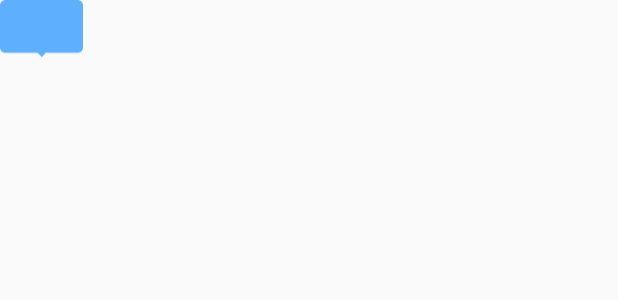
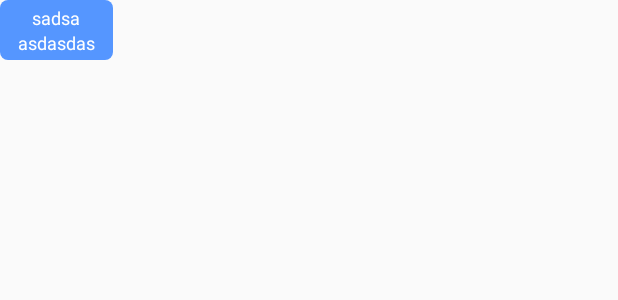
Before and after one commit to xingqinggele/RehabilitationApplication, an Android app: the layout marker_view.xml on its own in the app's theme, with its tools: preview values and no code run, on a phone screen of 412 x 824 dp. Shown: the top 300 px of the screen. Run offline under Robolectric (Android 15) with nearby library versions, the phone set to English and light mode, and no system bars.

Commit message:
优化树形图

```diff
--- a/app/src/main/AndroidManifest.xml
+++ b/app/src/main/AndroidManifest.xml
@@ -10,7 +10,7 @@
         android:roundIcon="@mipmap/ic_launcher_round"
         android:supportsRtl="true"
         android:theme="@style/AppTheme">
-        <activity android:name=".MainActivity">
+        <activity android:name=".activity.BloodPressureActivity">
             <intent-filter>
                 <action android:name="android.intent.action.MAIN" />
 
@@ -19,7 +19,6 @@
         </activity>
 <!--        知识详情-->
         <activity android:name=".activity.KnowledgeDetailActivity" />
-        <activity android:name=".activity.BloodOxygenActivity" />
         <activity android:name=".activity.GoSportsActivity" />
     </application>
 
--- /dev/null
+++ b/app/src/main/res/drawable/maker_view_bg.xml
@@ -0,0 +1,6 @@
+<?xml version="1.0" encoding="utf-8"?>
+<shape xmlns:android="http://schemas.android.com/apk/res/android">
+
+    <solid android:color="@color/app_color"/>
+    <corners android:radius="5dp"/>
+</shape>
--- a/app/src/main/res/layout/marker_view.xml
+++ b/app/src/main/res/layout/marker_view.xml
@@ -3,12 +3,17 @@
     xmlns:tools="http://schemas.android.com/tools"
     android:layout_width="wrap_content"
     android:layout_height="wrap_content"
-    android:background="@mipmap/marker"
+    android:background="@drawable/maker_view_bg"
     tools:ignore="Overdraw"
-    android:layout_marginBottom="2dp">
+    android:layout_marginBottom="10dp"
+    android:paddingLeft="10dp"
+    android:paddingRight="10dp"
+  >
 
 
     <TextView
+        android:layout_marginTop="3dp"
+        android:text="sadsa"
         android:layout_centerHorizontal="true"
         android:textAppearance="?android:attr/textAppearanceSmall"
         android:textSize="12sp"
@@ -20,9 +25,10 @@
         android:layout_height="wrap_content"/>
 
     <TextView
+        android:layout_marginBottom="3dp"
+        android:text="asdasdas"
         android:layout_marginRight="2dp"
         android:layout_marginLeft="2dp"
-        android:layout_marginBottom="5dp"
         android:layout_below="@+id/title_tv"
         android:id="@+id/tvContent"
         android:layout_width="wrap_content"
@@ -33,4 +39,6 @@
         android:ellipsize="end"
         android:singleLine="true"
         android:textAppearance="?android:attr/textAppearanceSmall" />
+
+
 </RelativeLayout>
--- a/app/src/main/res/values/colors.xml
+++ b/app/src/main/res/values/colors.xml
@@ -12,5 +12,8 @@
     <color name="textcolor">#A8A8A8</color>
     <color name="linec">#DCDCDC</color>
     <color name="bomcolor">#A3D5FF</color>
+    <color name="linecolor">#2595FF</color>
+
+    <color name="transparent_gray">#6f6f6f</color>
 
 </resources>
```
Also changed, not shown: app/src/main/java/com/example/rehabilitationapplication/activity/BloodOxygenActivity.java (+8 -7 lines), app/src/main/java/com/example/rehabilitationapplication/activity/BloodPressureActivity.java (+91 -0 lines), app/src/main/java/com/example/rehabilitationapplication/myview/MPLineChartManager.java (+5 -5 lines), app/src/main/java/com/example/rehabilitationapplication/myview/MyMarkerView.java (+12 -7 lines), app/src/main/res/drawable/linechart_pont_bg.xml (added, +7 -0 lines), app/src/main/res/drawable/shape_square.xml (added, +14 -0 lines), app/src/main/res/layout/blood_oxygen_activity.xml (+7 -0 lines), app/src/main/res/layout/layout_markview.xml (added, +22 -0 lines).
